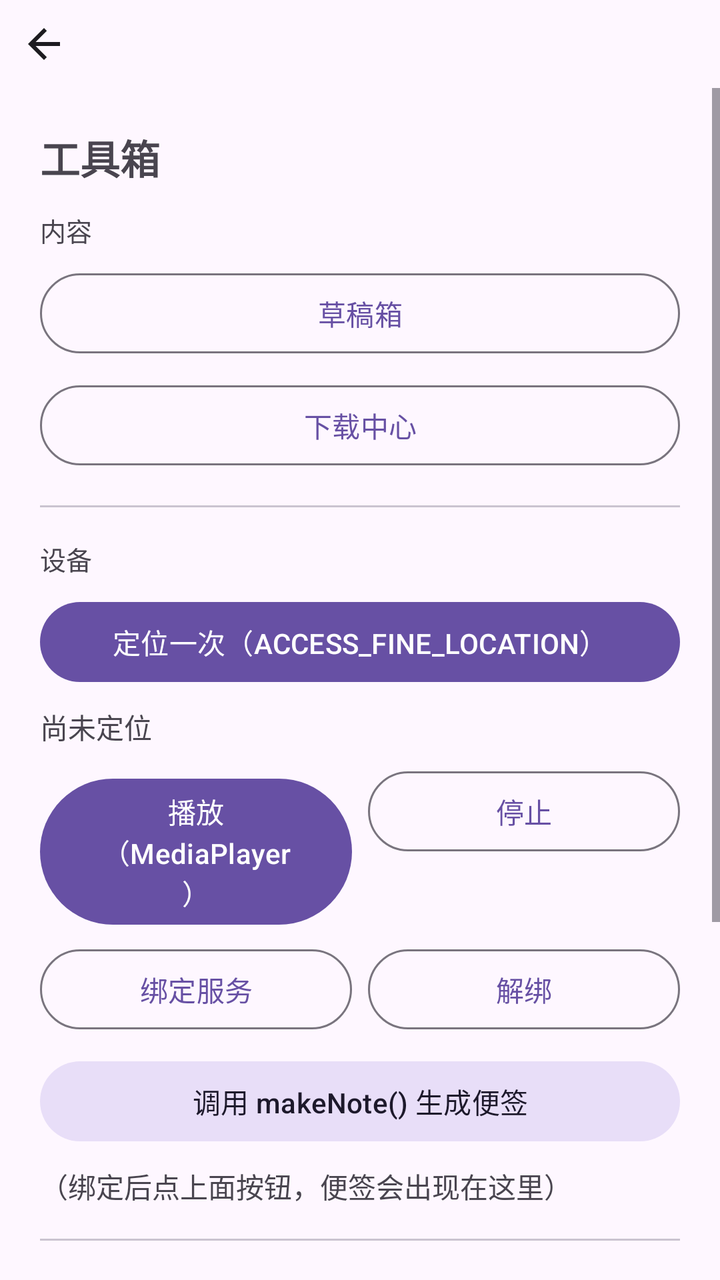
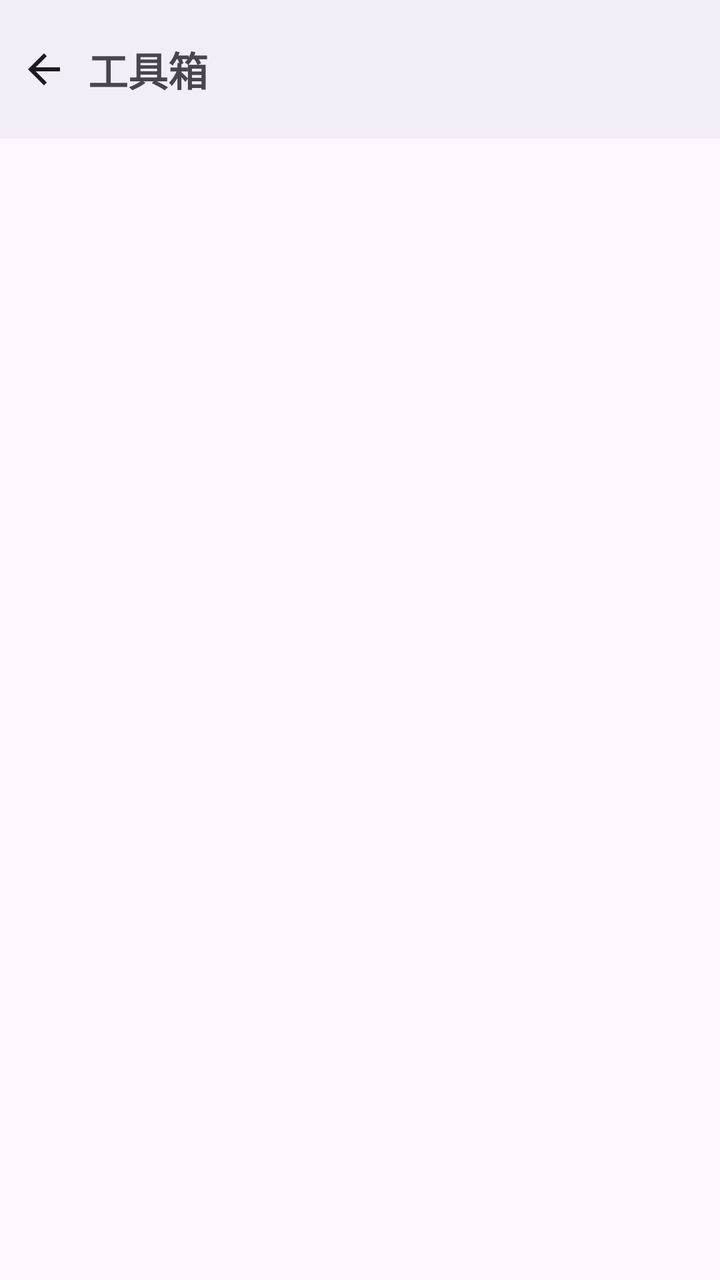

Before-and-after screenshots of an Android layout around one commit, followed by the original layout XML and the change that was made.
<!-- AndroidManifest.xml: application theme Theme.Keyou -->
<!-- res/layout/activity_tools.xml -->
<?xml version="1.0" encoding="utf-8"?>
<LinearLayout xmlns:android="http://schemas.android.com/apk/res/android"
    android:layout_width="match_parent"
    android:layout_height="match_parent"
    android:orientation="vertical">

    <include layout="@layout/view_back_bar" />

    <ScrollView
        android:layout_width="match_parent"
        android:layout_height="0dp"
        android:layout_weight="1">

        <LinearLayout
            android:layout_width="match_parent"
            android:layout_height="wrap_content"
            android:orientation="vertical"
            android:padding="20dp">

            <TextView
                android:layout_width="wrap_content"
                android:layout_height="wrap_content"
                android:text="@string/tools_title"
                android:textSize="20sp"
                android:textStyle="bold"
                android:layout_marginBottom="12dp" />

            
            <TextView
                android:layout_width="wrap_content"
                android:layout_height="wrap_content"
                android:text="@string/tools_section_content"
                android:textSize="13sp"
                android:textColor="?attr/colorOnSurfaceVariant"
                android:layout_marginBottom="8dp" />

            <Button
                android:id="@+id/btn_draft"
                style="@style/Widget.Material3.Button.OutlinedButton"
                android:layout_width="match_parent"
                android:layout_height="wrap_content"
                android:text="@string/tools_entry_draft" />

            <Button
                android:id="@+id/btn_download"
                style="@style/Widget.Material3.Button.OutlinedButton"
                android:layout_width="match_parent"
                android:layout_height="wrap_content"
                android:layout_marginTop="8dp"
                android:text="@string/tools_entry_download" />

            <View
                android:layout_width="match_parent"
                android:layout_height="1dp"
                android:layout_marginVertical="16dp"
                android:background="?attr/colorOutlineVariant" />

            
            <TextView
                android:layout_width="wrap_content"
                android:layout_height="wrap_content"
                android:text="@string/tools_section_device"
                android:textSize="13sp"
                android:textColor="?attr/colorOnSurfaceVariant"
                android:layout_marginBottom="8dp" />

            <Button
                android:id="@+id/btn_location"
                android:layout_width="match_parent"
                android:layout_height="wrap_content"
                android:text="@string/location_fetch" />

            <TextView
                android:id="@+id/tv_location"
                android:layout_width="wrap_content"
                android:layout_height="wrap_content"
                android:text="@string/location_idle"
                android:layout_marginTop="8dp" />

            <LinearLayout
                android:layout_width="match_parent"
                android:layout_height="wrap_content"
                android:layout_marginTop="8dp"
                android:orientation="horizontal">

                <Button
                    android:id="@+id/btn_play_music"
                    android:layout_width="0dp"
                    android:layout_height="wrap_content"
                    android:layout_weight="1"
                    android:layout_marginEnd="8dp"
                    android:text="@string/music_play" />

                <Button
                    android:id="@+id/btn_stop_music"
                    style="@style/Widget.Material3.Button.OutlinedButton"
                    android:layout_width="0dp"
                    android:layout_height="wrap_content"
                    android:layout_weight="1"
                    android:text="@string/music_stop" />
            </LinearLayout>

            <LinearLayout
                android:layout_width="match_parent"
                android:layout_height="wrap_content"
                android:layout_marginTop="8dp"
                android:orientation="horizontal">

                <Button
                    android:id="@+id/btn_bind_service"
                    style="@style/Widget.Material3.Button.OutlinedButton"
                    android:layout_width="0dp"
                    android:layout_height="wrap_content"
                    android:layout_weight="1"
                    android:layout_marginEnd="8dp"
                    android:text="@string/service_bind" />

                <Button
                    android:id="@+id/btn_unbind_service"
                    style="@style/Widget.Material3.Button.OutlinedButton"
                    android:layout_width="0dp"
                    android:layout_height="wrap_content"
                    android:layout_weight="1"
                    android:text="@string/service_unbind" />
            </LinearLayout>

            <Button
                android:id="@+id/btn_make_note"
                style="@style/Widget.Material3.Button.TonalButton"
                android:layout_width="match_parent"
                android:layout_height="wrap_content"
                android:layout_marginTop="8dp"
                android:text="@string/service_make_note" />

            <TextView
                android:id="@+id/tv_bound_note"
                android:layout_width="wrap_content"
                android:layout_height="wrap_content"
                android:text="@string/service_note_idle"
                android:layout_marginTop="8dp" />

            <View
                android:layout_width="match_parent"
                android:layout_height="1dp"
                android:layout_marginVertical="16dp"
                android:background="?attr/colorOutlineVariant" />

            
            <TextView
                android:layout_width="wrap_content"
                android:layout_height="wrap_content"
                android:text="@string/tools_section_network"
                android:textSize="13sp"
                android:textColor="?attr/colorOnSurfaceVariant"
                android:layout_marginBottom="8dp" />

            <Button
                android:id="@+id/btn_json_compare"
                style="@style/Widget.Material3.Button.OutlinedButton"
                android:layout_width="match_parent"
                android:layout_height="wrap_content"
                android:text="@string/json_compare_title" />

            <Button
                android:id="@+id/btn_rss_parse"
                style="@style/Widget.Material3.Button.OutlinedButton"
                android:layout_width="match_parent"
                android:layout_height="wrap_content"
                android:layout_marginTop="8dp"
                android:text="@string/rss_title" />

            <View
                android:layout_width="match_parent"
                android:layout_height="1dp"
                android:layout_marginVertical="16dp"
                android:background="?attr/colorOutlineVariant" />

            
            <TextView
                android:layout_width="wrap_content"
                android:layout_height="wrap_content"
                android:text="@string/tools_section_debug"
                android:textSize="13sp"
                android:textColor="?attr/colorOnSurfaceVariant"
                android:layout_marginBottom="8dp" />

            <Button
                android:id="@+id/btn_diag"
                style="@style/Widget.Material3.Button.OutlinedButton"
                android:layout_width="match_parent"
                android:layout_height="wrap_content"
                android:text="@string/tools_entry_diag" />

        </LinearLayout>
    </ScrollView>
</LinearLayout>
<!-- res/layout/view_back_bar.xml (included above) -->
<?xml version="1.0" encoding="utf-8"?>
<FrameLayout xmlns:android="http://schemas.android.com/apk/res/android"
    android:layout_width="wrap_content"
    android:layout_height="wrap_content">

    <ImageButton
        android:id="@+id/btn_back"
        android:layout_width="44dp"
        android:layout_height="44dp"
        android:background="?attr/selectableItemBackgroundBorderless"
        android:contentDescription="@string/back"
        android:padding="10dp"
        android:src="@drawable/ic_arrow_back" />

</FrameLayout>
<!-- resources referenced by this layout -->
<resources>
  <!-- drawable ic_arrow_back (drawable) -->
  <?xml version="1.0" encoding="utf-8"?>
  <vector xmlns:android="http://schemas.android.com/apk/res/android"
      android:width="24dp"
      android:height="24dp"
      android:viewportWidth="24"
      android:viewportHeight="24"
      android:tint="?attr/colorOnSurface">
      <path
          android:fillColor="@android:color/white"
          android:pathData="M20,11H7.83l5.59,-5.59L12,4l-8,8 8,8 1.41,-1.41L7.83,13H20v-2z" />
  </vector>
  <string name="back">返回</string>
  <string name="json_compare_title">JSON 双解析对比</string>
  <string name="location_fetch">定位一次（ACCESS_FINE_LOCATION）</string>
  <string name="location_idle">尚未定位</string>
  <string name="music_play">播放（MediaPlayer）</string>
  <string name="music_stop">停止</string>
  <string name="rss_title">RSS 解析（XmlPullParser）</string>
  <string name="service_bind">绑定服务</string>
  <string name="service_make_note">调用 makeNote() 生成便签</string>
  <string name="service_note_idle">（绑定后点上面按钮，便签会出现在这里）</string>
  <string name="service_unbind">解绑</string>
  <string name="tools_entry_diag">调试面板</string>
  <string name="tools_entry_download">下载中心</string>
  <string name="tools_entry_draft">草稿箱</string>
  <string name="tools_section_content">内容</string>
  <string name="tools_section_debug">调试</string>
  <string name="tools_section_device">设备</string>
  <string name="tools_section_network">网络</string>
  <string name="tools_title">工具箱</string>
  <style name="Theme.Keyou" parent="Theme.Material3.DayNight.NoActionBar" />
</resources>

<!-- the commit's change to res/layout/activity_tools.xml (unified diff, before → after) -->
@@ -4,195 +4,34 @@
     android:layout_height="match_parent"
     android:orientation="vertical">
 
-    <include layout="@layout/view_back_bar" />
+    <LinearLayout
+        android:layout_width="match_parent"
+        android:layout_height="wrap_content"
+        android:orientation="horizontal"
+        android:gravity="center_vertical"
+        android:background="?attr/colorSurfaceContainer"
+        android:paddingEnd="20dp">
 
-    <ScrollView
+        <include layout="@layout/view_back_bar" />
+
+        <TextView
+            android:layout_width="0dp"
+            android:layout_height="wrap_content"
+            android:layout_weight="1"
+            android:paddingVertical="20dp"
+            android:text="@string/tools_title"
+            android:textSize="20sp"
+            android:textStyle="bold" />
+    </LinearLayout>
+
+    <androidx.recyclerview.widget.RecyclerView
+        android:id="@+id/rv_tools"
         android:layout_width="match_parent"
         android:layout_height="0dp"
-        android:layout_weight="1">
+        android:layout_weight="1"
+        android:clipToPadding="false"
+        android:paddingBottom="16dp" />
 
-        <LinearLayout
-            android:layout_width="match_parent"
-            android:layout_height="wrap_content"
-            android:orientation="vertical"
-            android:padding="20dp">
-
-            <TextView
-                android:layout_width="wrap_content"
-                android:layout_height="wrap_content"
-                android:text="@string/tools_title"
-                android:textSize="20sp"
-                android:textStyle="bold"
-                android:layout_marginBottom="12dp" />
-
-            
-            <TextView
-                android:layout_width="wrap_content"
-                android:layout_height="wrap_content"
-                android:text="@string/tools_section_content"
-                android:textSize="13sp"
-                android:textColor="?attr/colorOnSurfaceVariant"
-                android:layout_marginBottom="8dp" />
-
-            <Button
-                android:id="@+id/btn_draft"
-                style="@style/Widget.Material3.Button.OutlinedButton"
-                android:layout_width="match_parent"
-                android:layout_height="wrap_content"
-                android:text="@string/tools_entry_draft" />
-
-            <Button
-                android:id="@+id/btn_download"
-                style="@style/Widget.Material3.Button.OutlinedButton"
-                android:layout_width="match_parent"
-                android:layout_height="wrap_content"
-                android:layout_marginTop="8dp"
-                android:text="@string/tools_entry_download" />
-
-            <View
-                android:layout_width="match_parent"
-                android:layout_height="1dp"
-                android:layout_marginVertical="16dp"
-                android:background="?attr/colorOutlineVariant" />
-
-            
-            <TextView
-                android:layout_width="wrap_content"
-                android:layout_height="wrap_content"
-                android:text="@string/tools_section_device"
-                android:textSize="13sp"
-                android:textColor="?attr/colorOnSurfaceVariant"
-                android:layout_marginBottom="8dp" />
-
-            <Button
-                android:id="@+id/btn_location"
-                android:layout_width="match_parent"
-                android:layout_height="wrap_content"
-                android:text="@string/location_fetch" />
-
-            <TextView
-                android:id="@+id/tv_location"
-                android:layout_width="wrap_content"
-                android:layout_height="wrap_content"
-                android:text="@string/location_idle"
-                android:layout_marginTop="8dp" />
-
-            <LinearLayout
-                android:layout_width="match_parent"
-                android:layout_height="wrap_content"
-                android:layout_marginTop="8dp"
-                android:orientation="horizontal">
-
-                <Button
-                    android:id="@+id/btn_play_music"
-                    android:layout_width="0dp"
-                    android:layout_height="wrap_content"
-                    android:layout_weight="1"
-                    android:layout_marginEnd="8dp"
-                    android:text="@string/music_play" />
-
-                <Button
-                    android:id="@+id/btn_stop_music"
-                    style="@style/Widget.Material3.Button.OutlinedButton"
-                    android:layout_width="0dp"
-                    android:layout_height="wrap_content"
-                    android:layout_weight="1"
-                    android:text="@string/music_stop" />
-            </LinearLayout>
-
-            <LinearLayout
-                android:layout_width="match_parent"
-                android:layout_height="wrap_content"
-                android:layout_marginTop="8dp"
-                android:orientation="horizontal">
-
-                <Button
-                    android:id="@+id/btn_bind_service"
-                    style="@style/Widget.Material3.Button.OutlinedButton"
-                    android:layout_width="0dp"
-                    android:layout_height="wrap_content"
-                    android:layout_weight="1"
-                    android:layout_marginEnd="8dp"
-                    android:text="@string/service_bind" />
-
-                <Button
-                    android:id="@+id/btn_unbind_service"
-                    style="@style/Widget.Material3.Button.OutlinedButton"
-                    android:layout_width="0dp"
-                    android:layout_height="wrap_content"
-                    android:layout_weight="1"
-                    android:text="@string/service_unbind" />
-            </LinearLayout>
-
-            <Button
-                android:id="@+id/btn_make_note"
-                style="@style/Widget.Material3.Button.TonalButton"
-                android:layout_width="match_parent"
-                android:layout_height="wrap_content"
-                android:layout_marginTop="8dp"
-                android:text="@string/service_make_note" />
-
-            <TextView
-                android:id="@+id/tv_bound_note"
-                android:layout_width="wrap_content"
-                android:layout_height="wrap_content"
-                android:text="@string/service_note_idle"
-                android:layout_marginTop="8dp" />
-
-            <View
-                android:layout_width="match_parent"
-                android:layout_height="1dp"
-                android:layout_marginVertical="16dp"
-                android:background="?attr/colorOutlineVariant" />
-
-            
-            <TextView
-                android:layout_width="wrap_content"
-                android:layout_height="wrap_content"
-                android:text="@string/tools_section_network"
-                android:textSize="13sp"
-                android:textColor="?attr/colorOnSurfaceVariant"
-                android:layout_marginBottom="8dp" />
-
-            <Button
-                android:id="@+id/btn_json_compare"
-                style="@style/Widget.Material3.Button.OutlinedButton"
-                android:layout_width="match_parent"
-                android:layout_height="wrap_content"
-                android:text="@string/json_compare_title" />
-
-            <Button
-                android:id="@+id/btn_rss_parse"
-                style="@style/Widget.Material3.Button.OutlinedButton"
-                android:layout_width="match_parent"
-                android:layout_height="wrap_content"
-                android:layout_marginTop="8dp"
-                android:text="@string/rss_title" />
-
-            <View
-                android:layout_width="match_parent"
-                android:layout_height="1dp"
-                android:layout_marginVertical="16dp"
-                android:background="?attr/colorOutlineVariant" />
-
-            
-            <TextView
-                android:layout_width="wrap_content"
-                android:layout_height="wrap_content"
-                android:text="@string/tools_section_debug"
-                android:textSize="13sp"
-                android:textColor="?attr/colorOnSurfaceVariant"
-                android:layout_marginBottom="8dp" />
-
-            <Button
-                android:id="@+id/btn_diag"
-                style="@style/Widget.Material3.Button.OutlinedButton"
-                android:layout_width="match_parent"
-                android:layout_height="wrap_content"
-                android:text="@string/tools_entry_diag" />
-
-        </LinearLayout>
-    </ScrollView>
 </LinearLayout>
 <!-- res/layout/view_back_bar.xml (included above) -->
 <?xml version="1.0" encoding="utf-8"?>
<!-- resource entries referenced after the edit -->
@@ -13,23 +13,6 @@
           android:pathData="M20,11H7.83l5.59,-5.59L12,4l-8,8 8,8 1.41,-1.41L7.83,13H20v-2z" />
   </vector>
   <string name="back">返回</string>
-  <string name="json_compare_title">JSON 双解析对比</string>
-  <string name="location_fetch">定位一次（ACCESS_FINE_LOCATION）</string>
-  <string name="location_idle">尚未定位</string>
-  <string name="music_play">播放（MediaPlayer）</string>
-  <string name="music_stop">停止</string>
-  <string name="rss_title">RSS 解析（XmlPullParser）</string>
-  <string name="service_bind">绑定服务</string>
-  <string name="service_make_note">调用 makeNote() 生成便签</string>
-  <string name="service_note_idle">（绑定后点上面按钮，便签会出现在这里）</string>
-  <string name="service_unbind">解绑</string>
-  <string name="tools_entry_diag">调试面板</string>
-  <string name="tools_entry_download">下载中心</string>
-  <string name="tools_entry_draft">草稿箱</string>
-  <string name="tools_section_content">内容</string>
-  <string name="tools_section_debug">调试</string>
-  <string name="tools_section_device">设备</string>
-  <string name="tools_section_network">网络</string>
   <string name="tools_title">工具箱</string>
   <style name="Theme.Keyou" parent="Theme.Material3.DayNight.NoActionBar" />
 </resources>
